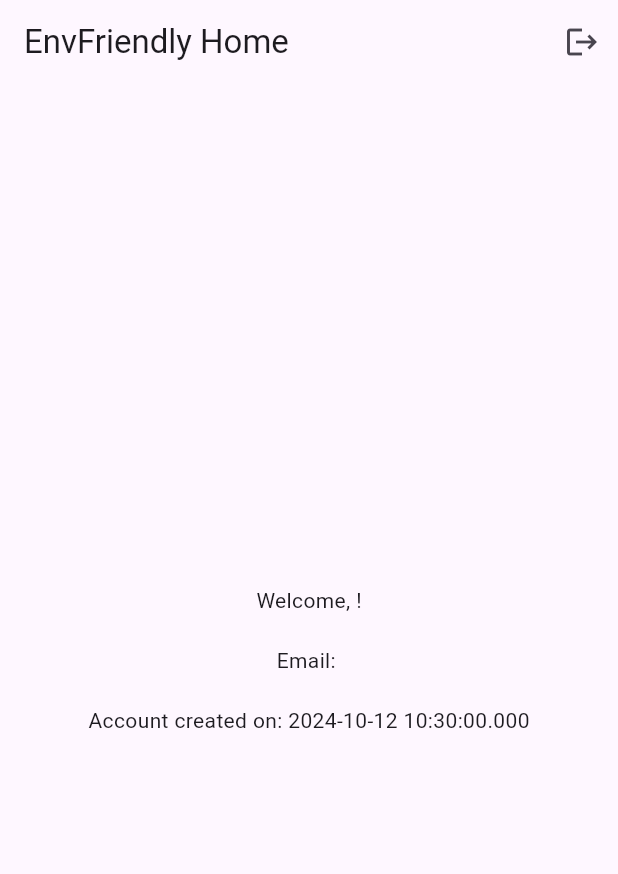
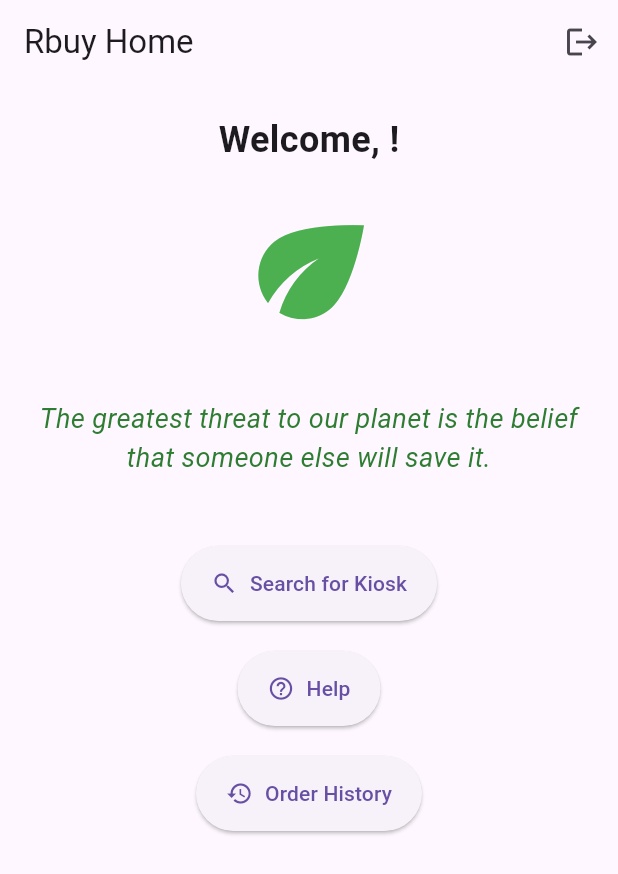
Before and after one commit to Bprathmesh/envfriendly, a Flutter app: the HomePage screen opened directly with empty values, on a phone screen of 412 x 824 dp. Shown: the top 874 px of the screen. Run offline on Flutter 3.47's test engine with Material 3 defaults, Android fonts, the phone set to English and light mode, and no system bars; our stand-ins replace cloud_firestore, firebase_auth, firebase_core; accounts and stored records are empty; generated files the repository leaves out were written again.

Commit message:
Fixed the firebase added null safety , and order history

```diff
--- a/lib/home_page.dart
+++ /dev/null
@@ -1,44 +0,0 @@
-import 'package:firebase_auth/firebase_auth.dart';
-import 'package:flutter/material.dart';
-import 'user_model.dart';
-import 'login_page.dart';
-
-class HomePage extends StatelessWidget {
-  final AppUser user;  // Changed from User to AppUser
-
-  HomePage({required this.user});
-
-  @override
-  Widget build(BuildContext context) {
-    return Scaffold(
-      appBar: AppBar(
-        title: const Text('EnvFriendly Home'),
-        actions: [
-          IconButton(
-            icon: const Icon(Icons.logout),
-            onPressed: () async {
-              // Sign out from Firebase Auth
-              await FirebaseAuth.instance.signOut();
-              // Navigate back to login page
-              Navigator.of(context).pushReplacement(
-                MaterialPageRoute(builder: (context) => LoginPage()),
-              );
-            },
-          ),
-        ],
-      ),
-      body: Center(
-        child: Column(
-          mainAxisAlignment: MainAxisAlignment.center,
-          children: [
-            Text('Welcome, ${user.name}!'),
-            const SizedBox(height: 20),
-            Text('Email: ${user.email}'),
-            const SizedBox(height: 20),
-            Text('Account created on: ${user.createdAt.toLocal()}'),
-          ],
-        ),
-      ),
-    );
-  }
-}
--- a/lib/main.dart
+++ b/lib/main.dart
@@ -1,7 +1,7 @@
 import 'package:flutter/material.dart';
 import 'package:firebase_core/firebase_core.dart';
 import 'firebase_options.dart';
-   import 'login_page.dart';
+import 'screens/login_page.dart';
 
 void main() async {
   WidgetsFlutterBinding.ensureInitialized();
@@ -15,7 +15,7 @@ import 'package:flutter/material.dart';
   @override
   Widget build(BuildContext context) {
     return MaterialApp(
-         title: 'EnvFriendly',
+      title: 'Rbuy - Refill as a Service',
       theme: ThemeData(
         primarySwatch: Colors.green,
       ),
--- /dev/null
+++ b/lib/models/kiosk_model.dart
@@ -0,0 +1,33 @@
+import 'package:cloud_firestore/cloud_firestore.dart';
+
+class Kiosk {
+  final String id;
+  final String name;
+  final GeoPoint location;
+  final List<String> availableProducts;
+
+  Kiosk({
+    required this.id,
+    required this.name,
+    required this.location,
+    required this.availableProducts,
+  });
+
+  factory Kiosk.fromDocument(DocumentSnapshot doc) {
+    Map<String, dynamic> data = doc.data() as Map<String, dynamic>;
+    return Kiosk(
+      id: doc.id,
+      name: data['name'] ?? '',
+      location: data['location'] ?? GeoPoint(0, 0),
+      availableProducts: List<String>.from(data['availableProducts'] ?? []),
+    );
+  }
+
+  Map<String, dynamic> toMap() {
+    return {
+      'name': name,
+      'location': location,
+      'availableProducts': availableProducts,
+    };
+  }
+}
--- /dev/null
+++ b/lib/models/order_model.dart
@@ -0,0 +1,37 @@
+import 'package:cloud_firestore/cloud_firestore.dart';
+
+class Order {
+  final String id;
+  final String userId;
+  final String productId;
+  final int amount;
+  final DateTime timestamp;
+
+  Order({
+    required this.id,
+    required this.userId,
+    required this.productId,
+    required this.amount,
+    required this.timestamp,
+  });
+
+  factory Order.fromDocument(DocumentSnapshot doc) {
+    Map<String, dynamic> data = doc.data() as Map<String, dynamic>;
+    return Order(
+      id: doc.id,
+      userId: data['userId'] ?? '',
+      productId: data['productId'] ?? '',
+      amount: data['amount'] ?? 0,
+      timestamp: (data['timestamp'] as Timestamp).toDate(),
+    );
+  }
+
+  Map<String, dynamic> toMap() {
+    return {
+      'userId': userId,
+      'productId': productId,
+      'amount': amount,
+      'timestamp': Timestamp.fromDate(timestamp),
+    };
+  }
+}
--- a/lib/user_model.dart
+++ b/lib/models/user_model.dart
@@ -1,19 +1,20 @@
 import 'package:cloud_firestore/cloud_firestore.dart';
 
-class AppUser {  // Changed from User to AppUser
+class AppUser {
   final String id;
   final String name;
   final String email;
   final DateTime createdAt;
+  final bool isAdmin;
 
   AppUser({
     required this.id,
     required this.name,
     required this.email,
     required this.createdAt,
+    required this.isAdmin,
   });
 
-  // Create an AppUser instance from a Firestore document
   factory AppUser.fromDocument(DocumentSnapshot doc) {
     final data = doc.data() as Map<String, dynamic>;
     return AppUser(
@@ -21,15 +22,16 @@ class AppUser {  // Changed from User to AppUser
       name: data['name'] ?? '',
       email: data['email'] ?? '',
       createdAt: (data['createdAt'] as Timestamp).toDate(),
+      isAdmin: data['isAdmin'] ?? false,
     );
   }
 
-  // Convert AppUser instance to a Map for Firestore
   Map<String, dynamic> toMap() {
     return {
       'name': name,
       'email': email,
       'createdAt': Timestamp.fromDate(createdAt),
+      'isAdmin': isAdmin,
     };
   }
 }
--- /dev/null
+++ b/lib/screens/home_page.dart
@@ -0,0 +1,162 @@
+import 'package:firebase_auth/firebase_auth.dart';
+import 'package:flutter/material.dart';
+import 'dart:math';
+import '../models/user_model.dart';
+import 'login_page.dart';
+import 'search_kiosk_page.dart';
+import 'help_page.dart';
+import 'order_history_page.dart';
+
+class HomePage extends StatefulWidget {
+  final AppUser user;
+
+  HomePage({required this.user});
+
+  @override
+  _HomePageState createState() => _HomePageState();
+}
+
+class _HomePageState extends State<HomePage> with SingleTickerProviderStateMixin {
+  late AnimationController _controller;
+  late Animation<double> _animation;
+  int _currentQuoteIndex = 0;
+
+  final List<String> _quotes = [
+    "The greatest threat to our planet is the belief that someone else will save it.",
+    "There is no such thing as 'away'. When we throw anything away it must go somewhere.",
+    "We don't need a handful of people doing zero waste perfectly. We need millions of people doing it imperfectly.",
+    "Refill, not landfill.",
+    "Small changes can make a big difference.",
+  ];
+
+  @override
+  void initState() {
+    super.initState();
+    _controller = AnimationController(
+      duration: const Duration(seconds: 2),
+      vsync: this,
+    );
+    _animation = CurvedAnimation(parent: _controller, curve: Curves.easeInOut);
+    _controller.repeat(reverse: true);
+
+    // Change quote every 10 seconds
+    Future.delayed(const Duration(seconds: 10), _changeQuote);
+  }
+
+  void _changeQuote() {
+    setState(() {
+      _currentQuoteIndex = (_currentQuoteIndex + 1) % _quotes.length;
+    });
+    Future.delayed(const Duration(seconds: 10), _changeQuote);
+  }
+
+  @override
+  void dispose() {
+    _controller.dispose();
+    super.dispose();
+  }
+
+  @override
+  Widget build(BuildContext context) {
+    return Scaffold(
+      appBar: AppBar(
+        title: const Text('Rbuy Home'),
+        actions: [
+          IconButton(
+            icon: const Icon(Icons.logout),
+            onPressed: () async {
+              await FirebaseAuth.instance.signOut();
+              Navigator.of(context).pushReplacement(
+                MaterialPageRoute(builder: (context) => LoginPage()),
+              );
+            },
+          ),
+        ],
+      ),
+      body: SingleChildScrollView(
+        child: Center(
+          child: Column(
+            mainAxisAlignment: MainAxisAlignment.center,
+            children: [
+              const SizedBox(height: 20),
+              Text(
+                'Welcome, ${widget.user.name}!',
+                style: const TextStyle(fontSize: 24, fontWeight: FontWeight.bold),
+              ),
+              const SizedBox(height: 20),
+              AnimatedBuilder(
+                animation: _animation,
+                builder: (context, child) {
+                  return Transform.rotate(
+                    angle: _animation.value * 2 * pi / 60,  // Gentle rotation
+                    child: const Icon(Icons.eco, size: 100, color: Colors.green),
+                  );
+                },
+              ),
+              const SizedBox(height: 20),
+              Padding(
+                padding: const EdgeInsets.all(16.0),
+                child: AnimatedSwitcher(
+                  duration: const Duration(milliseconds: 500),
+                  child: Text(
+                    _quotes[_currentQuoteIndex],
+                    key: ValueKey<int>(_currentQuoteIndex),
+                    style: TextStyle(
+                      fontSize: 18,
+                      fontStyle: FontStyle.italic,
+                      color: Colors.green[800],
+                    ),
+                    textAlign: TextAlign.center,
+                  ),
+                ),
+              ),
+              const SizedBox(height: 30),
+              ElevatedButton.icon(
+                icon: const Icon(Icons.search),
+                label: const Text('Search for Kiosk'),
+                style: ElevatedButton.styleFrom(
+                  padding: const EdgeInsets.symmetric(horizontal: 20, vertical: 15),
+                ),
+                onPressed: () {
+                  Navigator.push(
+                    context,
+                    MaterialPageRoute(builder: (context) => SearchKioskPage()),
+                  );
+                },
+              ),
+              const SizedBox(height: 20),
+              ElevatedButton.icon(
+                icon: const Icon(Icons.help_outline),
+                label: const Text('Help'),
+                style: ElevatedButton.styleFrom(
+                  padding: const EdgeInsets.symmetric(horizontal: 20, vertical: 15),
+                ),
+                onPressed: () {
+                  Navigator.push(
+                    context,
+                    MaterialPageRoute(builder: (context) => HelpPage()),
+                  );
+                },
+              ),
+              const SizedBox(height: 20),
+              ElevatedButton.icon(
+                icon: const Icon(Icons.history),
+                label: const Text('Order History'),
+                style: ElevatedButton.styleFrom(
+                  padding: const EdgeInsets.symmetric(horizontal: 20, vertical: 15),
+                ),
+                onPressed: () {
+                  Navigator.push(
+                    context,
+                    MaterialPageRoute(builder: (context) => OrderHistoryPage()),
+                  );
+                },
+              ),
+              const SizedBox(height: 20),
+            ],
+          ),
+        ),
+      ),
+    );
+  }
+}
```
Also changed, not shown: lib/models/product_model.dart (added, +33 -0 lines), lib/screens/admin_panel.dart (added, +96 -0 lines), lib/screens/help_page.dart (added, +55 -0 lines), lib/screens/login_page.dart (renamed from lib/login_page.dart, +26 -23 lines), lib/screens/order_history_page.dart (added, +40 -0 lines), lib/screens/product_page.dart (added, +58 -0 lines), lib/screens/search_kiosk_page.dart (added, +49 -0 lines), lib/screens/signup_page.dart (renamed from lib/signup_page.dart, +31 -20 lines), lib/screens/start_page.dart (added, +31 -0 lines). Lines whose indentation alone changed are shown as unchanged.
